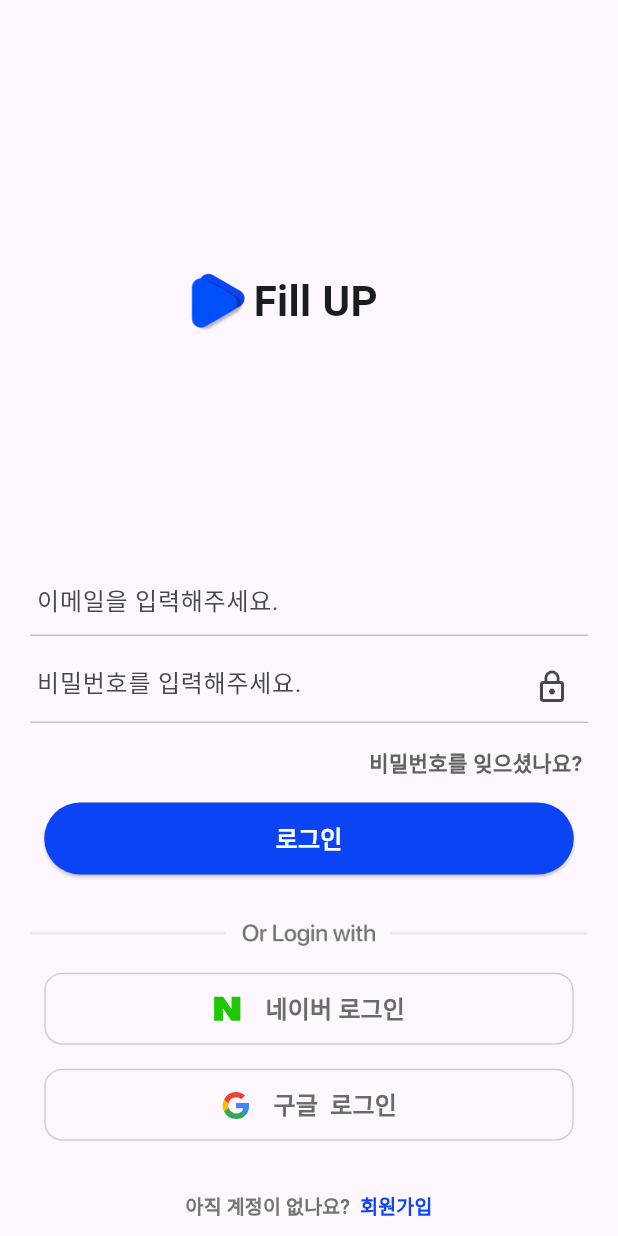
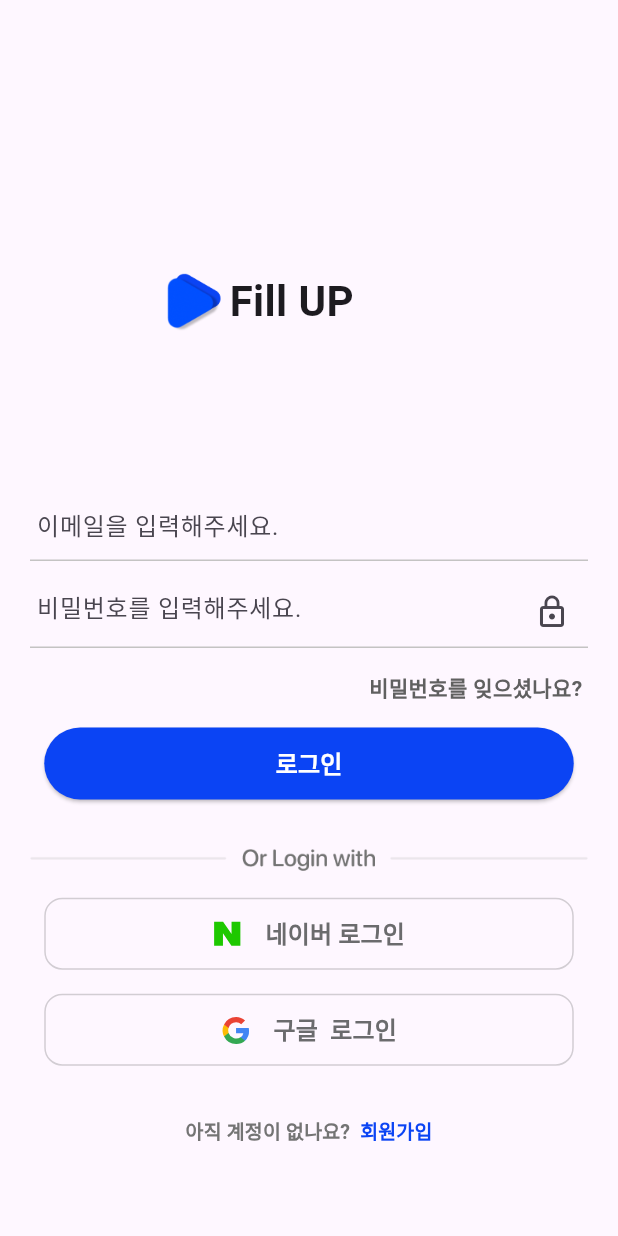
Before and after one commit to 122a/FILL-UP, a Flutter app: the screen it shows after launch, on a phone screen of 412 x 824 dp. Run offline on Flutter 3.47's test engine with Material 3 defaults, Android fonts, the light colour scheme and no system bars; our stand-ins replace firebase_core, flutter_svg, go_router; accounts and stored records are empty; Roboto replaces fonts that are missing (SF-PRO-Rounded, SF-Pro-Display, SF-Pro-Rounded).

Commit message:
commi 11
내용:
 - emulator 변경 (iphone >> Galaxy A32)

 - 에뮬레이터에 맞게 세부 간격 변경

```diff
--- a/소스코드(SRC)/front/lib/login.dart
+++ b/소스코드(SRC)/front/lib/login.dart
@@ -41,7 +41,7 @@
                 children: [
                   const SizedBox(
                     //로고와 왼쪽 벽사이의 여백
-                    width: 96,
+                    width: 80,
                   ),
                   Container(
                     //로고
@@ -63,7 +63,7 @@
               ),
               const SizedBox(
                 //로고와 입력창 사이의 여백
-                height: 150,
+                height: 100,
               ),
               Form(
                 child: Column(
```
